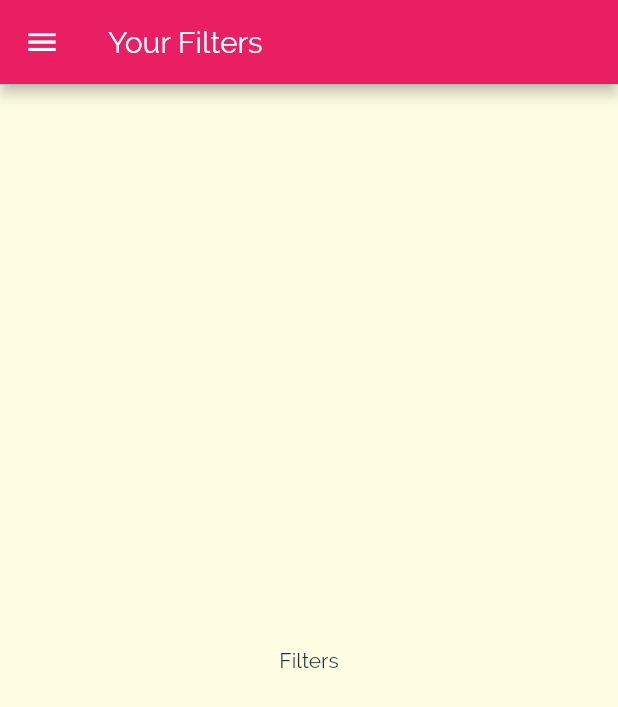
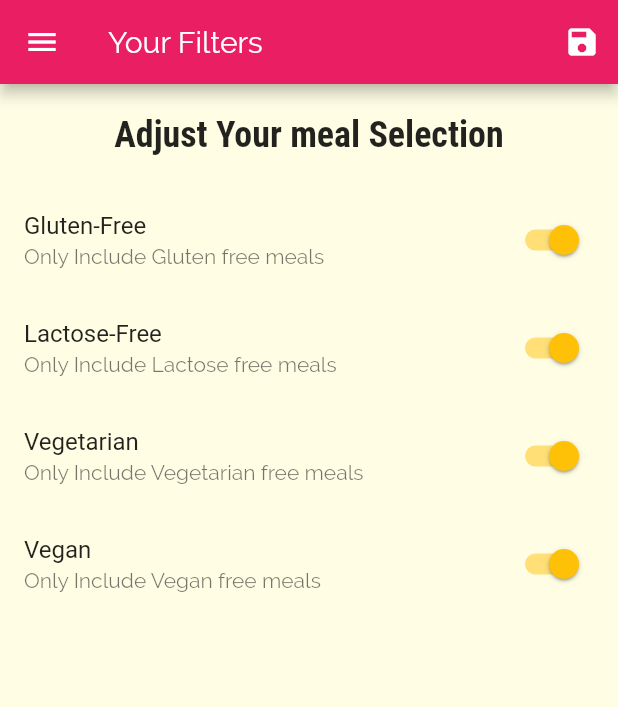
Before and after one commit to ELTEGANI/Flutter-Meal-App, a Flutter app: the FilterScreen screen opened by its route, on a phone screen of 412 x 824 dp. Shown: the top 707 px of the screen. Run offline on Flutter 3.47's test engine with Material 2 defaults, Android fonts, the phone set to English and light mode, and no system bars.

Commit message:
add fliter

```diff
--- a/lib/main.dart
+++ b/lib/main.dart
@@ -1,15 +1,54 @@
 import 'dart:ui';
 
 import 'package:flutter/material.dart';
+import 'package:meal_app/dummy_data.dart';
+import 'package:meal_app/models/meals.dart';
 import './screens/filter_screen.dart';
 import './screens/meal_screen_detail.dart';
 import './screens/tabs_Screen.dart';
 import './screens/categories_screen.dart';
 import './screens/category_meal_screen.dart';
+import '../models/meals.dart';
 
 void main() => runApp(MyApp());
 
-class MyApp extends StatelessWidget {
+class MyApp extends StatefulWidget {
+  @override
+  _MyAppState createState() => _MyAppState();
+}
+
+class _MyAppState extends State<MyApp> {
+ Map<String,bool> _filters = {
+   'gluten':false,
+   'lactose':false,
+   'vegan':false,
+   'vegetarian':false
+ };
+
+ List <Meal> _availableMeals = DUMMY_MEALS;
+
+ void _setFilters(Map<String,bool>filterData){
+    setState(() {
+       _filters        = filterData;
+       _availableMeals = DUMMY_MEALS.where((meal){
+         if(_filters['gluten'] != null && !meal.isGlutenFree){
+             return false;
+         }
+         if(_filters['lactose'] != null && !meal.isLactoseFree){
+           return false;
+         }
+         if(_filters['vegan'] != null && !meal.isVegan){
+           return false;
+         }
+         if(_filters['vegetarian'] != null && !meal.isVegetaria){
+           return false;
+         }
+         return true;
+       }).toList();
+     }
+    );
+ }
+
  @override
  Widget build(BuildContext context) {
    return MaterialApp(
@@ -32,9 +71,9 @@ class MyApp extends StatelessWidget {
      initialRoute: '/', //as default
      routes: {
        '/':(ctx) => TabsScreen(),
-        CategoryMealsScreen.routeName: (ctx) => CategoryMealsScreen(),
+       CategoryMealsScreen.routeName: (ctx) => CategoryMealsScreen(_availableMeals),
        MealScreenDetail.routeName:(ctx) => MealScreenDetail(),
-        FilterScreen.routeName:(ctx) => FilterScreen(),
+       FilterScreen.routeName:(ctx) => FilterScreen(_filters,_setFilters),
      },
      onGenerateRoute:(settings){
        print(settings.arguments);
@@ -44,4 +83,5 @@ class MyApp extends StatelessWidget {
      // onUnknownRoute: ,
    );
  }
+
 }
--- a/lib/screens/category_meal_screen.dart
+++ b/lib/screens/category_meal_screen.dart
@@ -1,11 +1,12 @@
 import 'package:flutter/cupertino.dart';
 import 'package:flutter/material.dart';
 import '../widgets/meal_item.dart';
-import '../dummy_data.dart';
 import 'package:meal_app/models/meals.dart';
 
 class CategoryMealsScreen extends StatefulWidget {
   static const routeName = '/category-meals';
+  final List<Meal> availableMeals;
+  CategoryMealsScreen(this.availableMeals);
 
   @override
   _CategoryMealsScreen createState() => _CategoryMealsScreen();
@@ -32,7 +33,7 @@ class _CategoryMealsScreen extends State<CategoryMealsScreen>{
       final routeArgs = ModalRoute.of(context)?.settings.arguments as Map<String,String>;
       final categoryId = routeArgs['id'];
       categoryTitle = routeArgs['title'];
-      displayMeals = DUMMY_MEALS.where((meal){
+      displayMeals = widget.availableMeals.where((meal){
         return meal.categories.contains(categoryId);
       }).toList();
       _loadedInitData = true;
--- a/lib/screens/filter_screen.dart
+++ b/lib/screens/filter_screen.dart
@@ -1,14 +1,102 @@
 import 'package:flutter/material.dart';
 import '../widgets/main_drawer.dart';
 
-class FilterScreen extends StatelessWidget{
+class FilterScreen extends StatefulWidget {
   static const routeName = '/filters';
+
+  final Function saveFilters;
+  final Map<String,bool> currentFilters;
+  FilterScreen(this.currentFilters,this.saveFilters);
+
+  @override
+  _FilterScreenState createState() => _FilterScreenState();
+
+}
+
+class _FilterScreenState extends State<FilterScreen> {
+
+   var _glutenFree = false;
+   var _vegetrain = false;
+   var _vegan = false;
+   var _lactos = false;
+
+   @override
+   initState(){
+     _glutenFree    = widget.currentFilters['gluten'] != null;
+     _lactos        = widget.currentFilters['lactose'] != null;
+     _vegan         = widget.currentFilters['vegan']  != null;
+     _vegetrain     = widget.currentFilters['vegetarian'] !=null;
+     super.initState();
+   }
+
+   Widget _buildSwitchListTile(String title,String descripton,bool currentValue,dynamic updateValue){
+     return    SwitchListTile(
+       title:Text(title),
+       value: currentValue,
+       subtitle: Text(descripton),
+       onChanged:updateValue);
+   }
   @override
   Widget build(BuildContext context) {
     return Scaffold(
-        appBar: AppBar(title: Text('Your Filters')),
+        appBar: AppBar(title: Text('Your Filters'),
+        actions: <Widget>[
+          IconButton(onPressed:() {
+            final selectedFilters = {
+              'gluten':_glutenFree,
+              'lactose':_lactos,
+              'vegan':_vegan,
+              'vegetarian':_vegetrain
+            };
+            widget.saveFilters(selectedFilters);
+          }, icon:Icon(Icons.save)
+            ,)
+        ],),
         drawer: MainDrawer(),
-        body:Center(child: Text('Filters')
+        body:Column(children: <Widget>[
+          Container(padding: EdgeInsets.all(20),child: Text('Adjust Your meal Selection'
+          ,style: Theme.of(context).textTheme.title,
+
+          ),
+          ),
+          Expanded(child: ListView(
+            children: <Widget>[
+              _buildSwitchListTile('Gluten-Free', 'Only Include Gluten free meals', _glutenFree,
+                  (newValue){
+                   setState(() {
+                     _glutenFree = newValue;
+                   }
+                   );
+                  }
+               ),
+              _buildSwitchListTile('Lactose-Free', 'Only Include Lactose free meals', _lactos,
+                      (newValue){
+                    setState(() {
+                      _lactos = newValue;
+                    }
+                    );
+                  }
+              ),
+              _buildSwitchListTile('Vegetarian', 'Only Include Vegetarian free meals', _vegetrain,
+                      (newValue){
+                    setState(() {
+                      _vegetrain = newValue;
+                    }
+                    );
+                  }
+              ),
+              _buildSwitchListTile('Vegan', 'Only Include Vegan free meals', _vegan,
+                      (newValue){
+                    setState(() {
+                      _vegan = newValue;
+                    }
+                    );
+                  }
+              )
+          ],
+          ),
+          )
+        ],
         )
     );
   }
```
Lines whose indentation alone changed are shown as unchanged.
